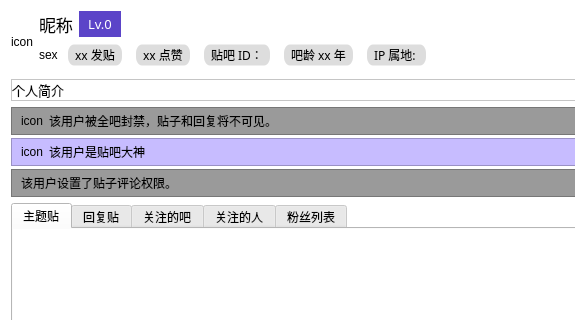
The window that resf/user_home_page.ui (clb-128258/TiebaDesktop) describes before a commit, drawn with Qt 5; both pictures show x 0 to 575 and y 0 to 320 of the 807 by 613 pixel window.
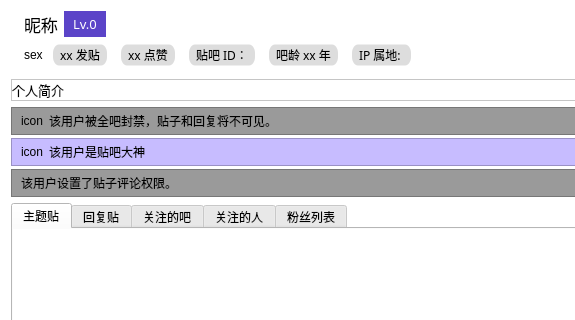
The same window after the commit.

```diff
--- a/resf/user_home_page.ui
+++ b/resf/user_home_page.ui
@@ -155,7 +155,7 @@
       <item row="0" column="0" rowspan="2" colspan="2">
        <widget class="QLabel" name="label">
         <property name="text">
-         <string>icon</string>
+         <string/>
         </property>
         <property name="alignment">
          <set>Qt::AlignCenter</set>
```
